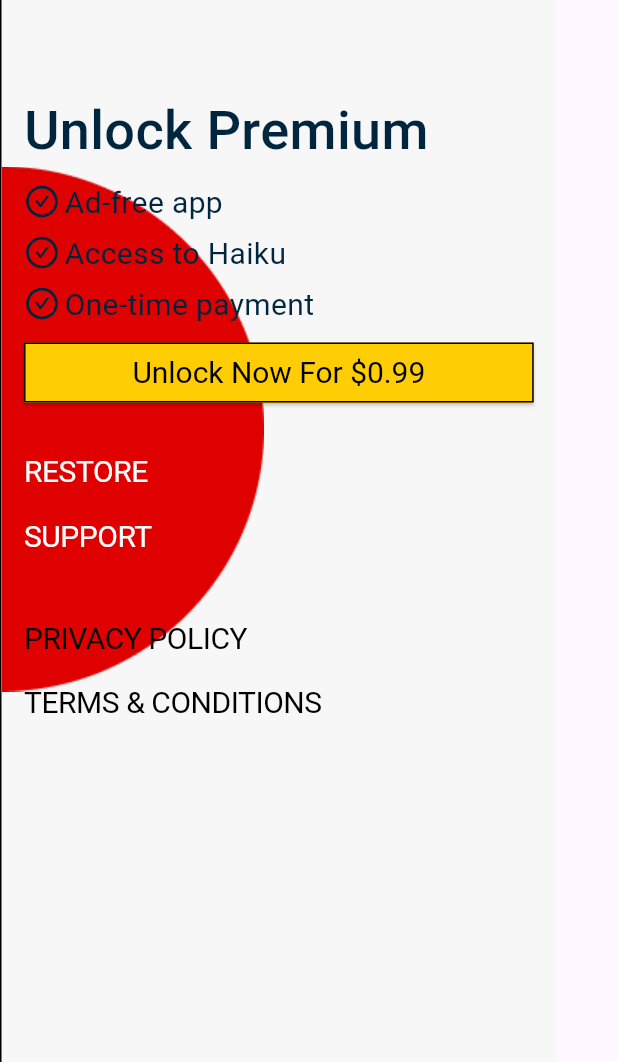
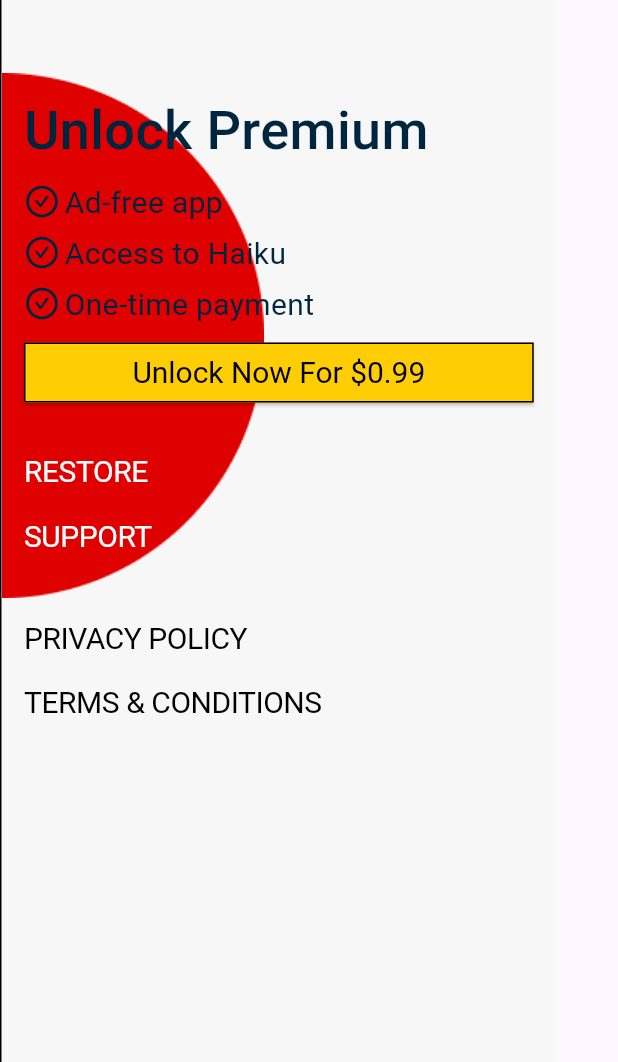
Before and after one commit to mustafanabiev/bushidose, a Flutter app: the DrawerPage widget shown alone on an empty page, opened directly, on a phone screen of 412 x 824 dp, the part 174-1236 px from its top. Run offline on Flutter 3.47's test engine with Material 3 defaults, Android fonts, the light colour scheme and no system bars; our stand-ins replace dropdown_button2, flutter_bloc, flutter_svg, image_picker, permission_handler, shared_preferences; accounts and stored records are empty.

Commit message:
app finished

```diff
--- a/lib/components/drawer_page.dart
+++ b/lib/components/drawer_page.dart
@@ -28,14 +28,11 @@ class DrawerPage extends StatelessWidget {
               alignment: Alignment.centerLeft,
               child: Stack(
                 children: [
-                  Align(
-                    alignment: Alignment.centerLeft,
+                  Positioned(
+                    top: MediaQuery.of(context).size.height * 0.2,
                     child: Padding(
-                      padding: const EdgeInsets.only(bottom: 100),
-                      child: Image.asset(
-                        'assets/images/Ellipse 11.png',
-                        height: MediaQuery.of(context).size.height / 2.2,
-                      ),
+                      padding: const EdgeInsets.only(bottom: 20),
+                      child: Image.asset('assets/images/Ellipse 11.png'),
                     ),
                   ),
                   Column(
@@ -150,8 +147,8 @@ class DrawerPage extends StatelessWidget {
               alignment: Alignment.centerLeft,
               child: Stack(
                 children: [
-                  Align(
-                    alignment: Alignment.centerLeft,
+                  Positioned(
+                    top: MediaQuery.of(context).size.height * 0.2,
                     child: Padding(
                       padding: const EdgeInsets.only(bottom: 20),
                       child: Image.asset('assets/images/Ellipse 11.png'),
```
